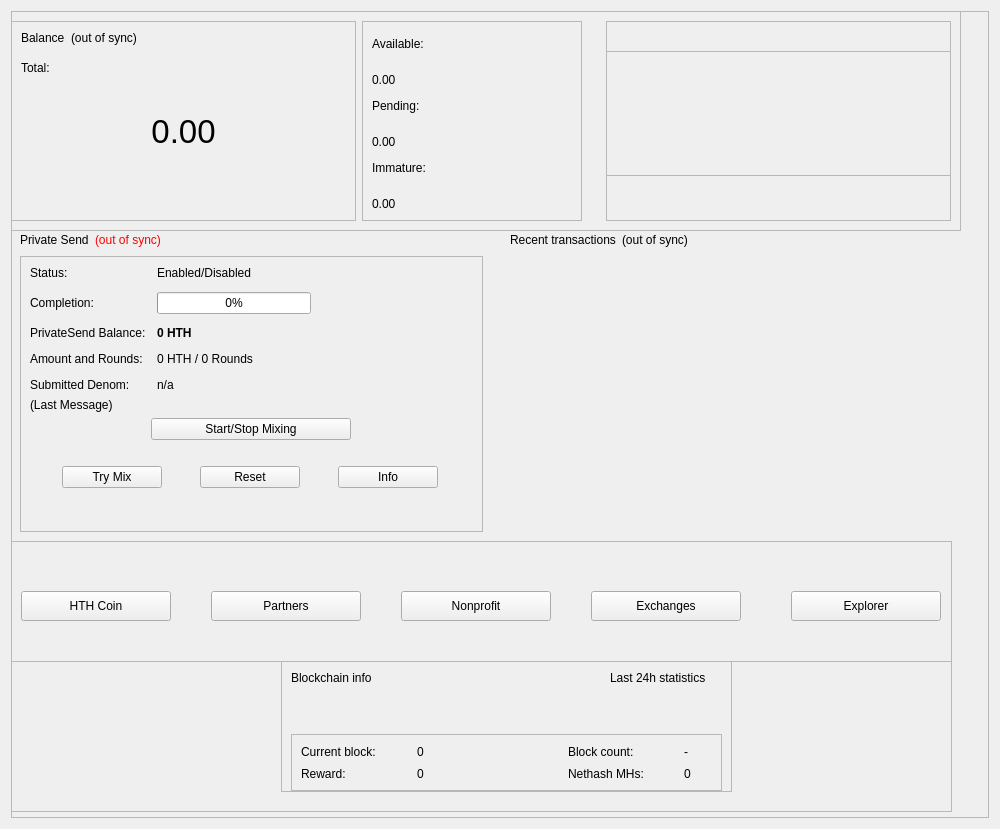
Above: src/qt/forms/overviewpage.ui from devilking6105/HTH-Legacy before the change. Below: the same form after it.
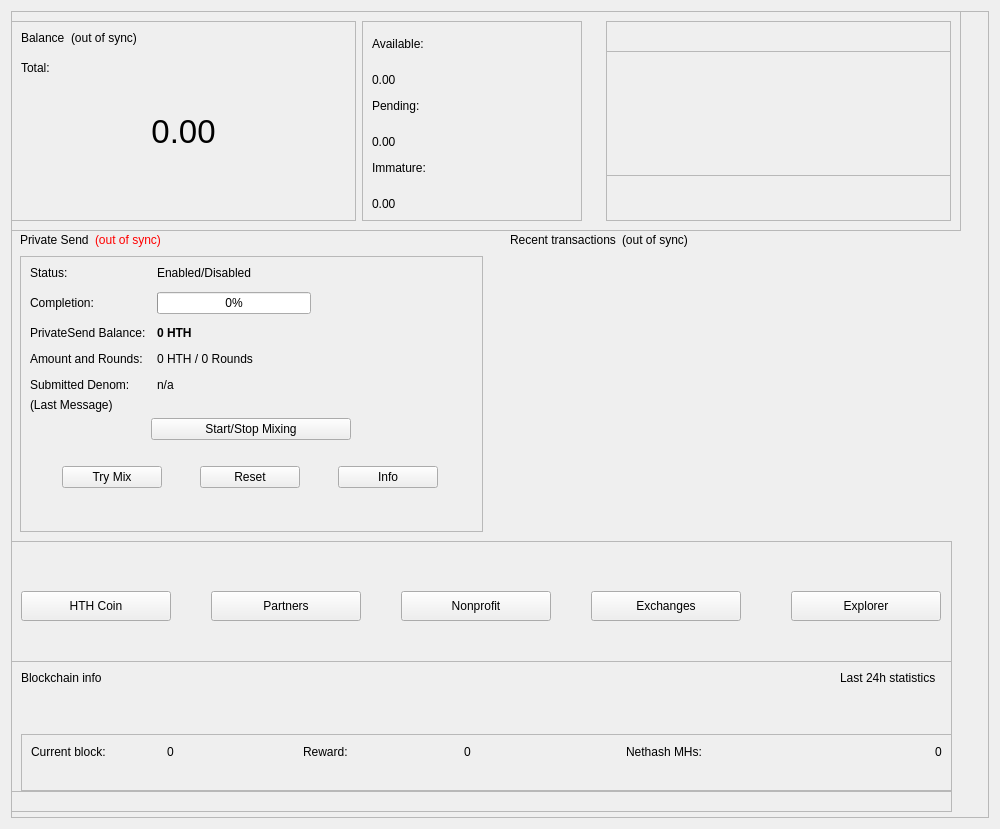
That is the form after the change.

Patch:
```diff
--- a/src/qt/forms/overviewpage.ui
+++ b/src/qt/forms/overviewpage.ui
@@ -1141,9 +1141,9 @@
       <widget class="QFrame" name="frameBlockchainInfo_2">
        <property name="geometry">
         <rect>
-         <x>270</x>
+         <x>0</x>
          <y>0</y>
-         <width>451</width>
+         <width>951</width>
          <height>131</height>
         </rect>
        </property>
@@ -1206,8 +1206,8 @@
            <enum>QFrame::Raised</enum>
           </property>
           <layout class="QGridLayout" name="gridLayout_5">
-           <item row="1" column="1">
-            <widget class="QLabel" name="label_CurrentBlockReward_value_3">
+           <item row="3" column="5" alignment="Qt::AlignRight">
+            <widget class="QLabel" name="label_Nethash_value_3">
              <property name="text">
               <string>0</string>
              </property>
@@ -1216,51 +1216,17 @@
              </property>
             </widget>
            </item>
-           <item row="0" column="1">
-            <widget class="QLabel" name="label_CurrentBlock_value_3">
-             <property name="minimumSize">
-              <size>
-               <width>110</width>
-               <height>0</height>
-              </size>
-             </property>
-             <property name="maximumSize">
-              <size>
-               <width>130</width>
-               <height>16777215</height>
-              </size>
-             </property>
+           <item row="3" column="4">
+            <widget class="QLabel" name="label_Nethash_3">
              <property name="text">
-              <string>0</string>
+              <string>Nethash MHs:</string>
              </property>
              <property name="alignment">
               <set>Qt::AlignVCenter</set>
              </property>
             </widget>
            </item>
-           <item row="0" column="4">
-            <widget class="QLabel" name="label_24hBlock_value_3">
-             <property name="minimumSize">
-              <size>
-               <width>0</width>
-               <height>0</height>
-              </size>
-             </property>
-             <property name="maximumSize">
-              <size>
-               <width>100</width>
-               <height>16777215</height>
-              </size>
-             </property>
-             <property name="text">
-              <string>-</string>
-             </property>
-             <property name="alignment">
-              <set>Qt::AlignVCenter</set>
-             </property>
-            </widget>
-           </item>
-           <item row="0" column="0">
+           <item row="3" column="0">
             <widget class="QLabel" name="label_CurrentBlock_3">
              <property name="minimumSize">
               <size>
@@ -1282,7 +1248,29 @@
              </property>
             </widget>
            </item>
-           <item row="0" column="2">
+           <item row="3" column="1">
+            <widget class="QLabel" name="label_CurrentBlock_value_3">
+             <property name="minimumSize">
+              <size>
+               <width>110</width>
+               <height>0</height>
+              </size>
+             </property>
+             <property name="maximumSize">
+              <size>
+               <width>130</width>
+               <height>16777215</height>
+              </size>
+             </property>
+             <property name="text">
+              <string>0</string>
+             </property>
+             <property name="alignment">
+              <set>Qt::AlignVCenter</set>
+             </property>
+            </widget>
+           </item>
+           <item row="6" column="2">
             <widget class="QLabel" name="label_spacer_3">
              <property name="minimumSize">
               <size>
@@ -1301,29 +1289,7 @@
              </property>
             </widget>
            </item>
-           <item row="0" column="3">
-            <widget class="QLabel" name="label_24hBlock_3">
-             <property name="minimumSize">
-              <size>
-               <width>110</width>
-               <height>0</height>
-              </size>
-             </property>
-             <property name="maximumSize">
-              <size>
-               <width>130</width>
-               <height>16777215</height>
-              </size>
-             </property>
-             <property name="text">
-              <string>Block count:</string>
-             </property>
-             <property name="alignment">
-              <set>Qt::AlignVCenter</set>
-             </property>
-            </widget>
-           </item>
-           <item row="1" column="0">
+           <item row="3" column="2">
             <widget class="QLabel" name="label_CurrentBlockReward_3">
              <property name="text">
               <string>Reward:</string>
@@ -1333,18 +1299,8 @@
              </property>
             </widget>
            </item>
-           <item row="1" column="3">
-            <widget class="QLabel" name="label_Nethash_3">
-             <property name="text">
-              <string>Nethash MHs:</string>
-             </property>
-             <property name="alignment">
-              <set>Qt::AlignVCenter</set>
-             </property>
-            </widget>
-           </item>
-           <item row="1" column="4">
-            <widget class="QLabel" name="label_Nethash_value_3">
+           <item row="3" column="3">
+            <widget class="QLabel" name="label_CurrentBlockReward_value_3">
              <property name="text">
               <string>0</string>
              </property>
```
